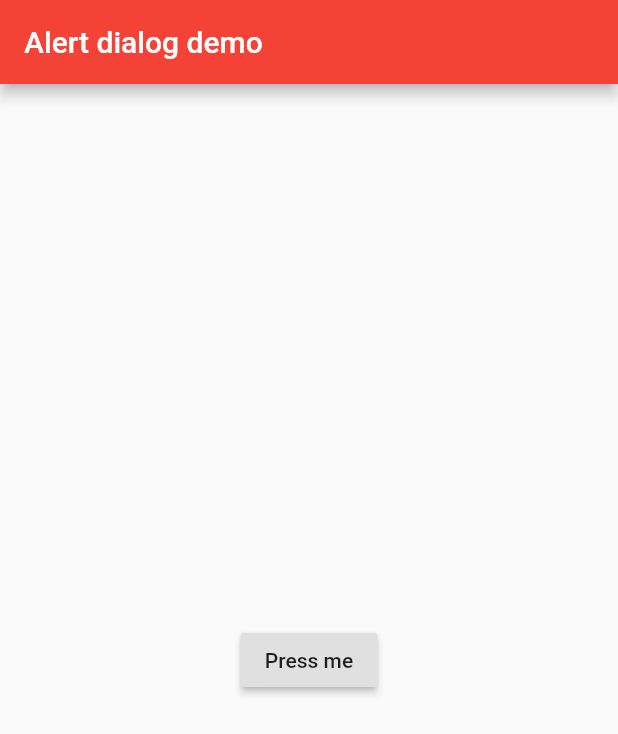
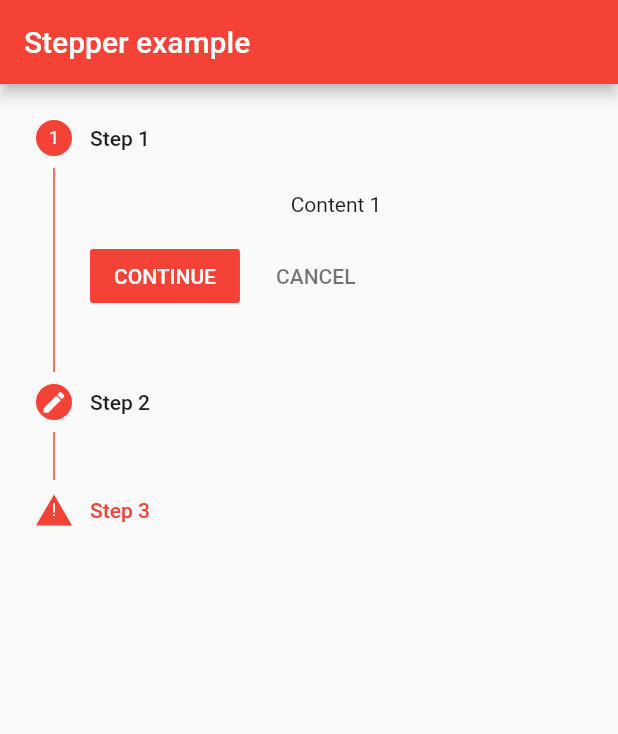
Before and after one commit to abhijeetvader9287/flutter_first, a Flutter app: the screen it shows after launch, on a phone screen of 412 x 824 dp. Shown: the top 734 px of the screen. Run offline on Flutter 3.47's test engine with Material 2 defaults, Android fonts, the phone set to English and light mode, and no system bars.

Commit message:
stepper added

```diff
--- a/lib/main.dart
+++ b/lib/main.dart
@@ -7,7 +7,7 @@ import 'package:http/http.dart' as http;
 void main() {
   runApp(MaterialApp(
     title: "My first app",
-    home: MyDialogDemo(),
+    home: MyStepperDemo(),
     /* Scaffold(
       appBar: AppBar(
         title: Text("My first app appBar"),
@@ -24,6 +24,103 @@ void main() {
         backgroundColor: Colors.orange),
   ));
 }
+
+
+class MyStepperDemo extends StatefulWidget
+{
+  @override
+  State<StatefulWidget> createState() {
+    // TODO: implement createState
+    return MyStepperDemoState();
+  }
+
+}
+class MyStepperDemoState extends State<MyStepperDemo>
+{
+
+  int currentStep=0;
+  List<Step> mySteps=[
+    Step(
+      title: Text("Step 1"),
+      content: Text("Content 1"),
+      isActive: true
+    ),
+    Step(
+     title: Text("Step 2"),
+     content: Text("Content 2"),
+     isActive: true,
+     state: StepState.editing
+
+    ),
+    Step(
+      title: Text("Step 3"),
+          content:Text("Content 3"),
+      isActive: true,
+      state: StepState.error
+    )
+  ];
+
+  @override
+  Widget build(BuildContext context) {
+    // TODO: implement build
+    return  Scaffold(
+      appBar: AppBar(
+        title: Text("Stepper example"),
+      ),
+      body: Container(
+        child: Stepper(
+          currentStep: currentStep,
+          steps: mySteps,
+          type: StepperType.vertical,
+          onStepTapped: (step){
+            setState(() {
+              currentStep=step;
+            });
+          },
+          onStepCancel: (){
+            setState(() {
+              if(currentStep>0){
+                currentStep--;
+              }else{
+                currentStep=0;
+              }
+            });
+
+          },
+          onStepContinue: (){
+            setState(() {
+              if(currentStep<mySteps.length-1){
+                currentStep++;
+              }
+              else{
+                currentStep=0;
+              }
+            });
+
+          },
+        ),
+
+      ),
+    );
+  }
+
+}
+
+
+
+
+
+
+
+
+
+
+
+
+
+
+
+
 
 class MyDialogDemo extends StatefulWidget
 {
```
